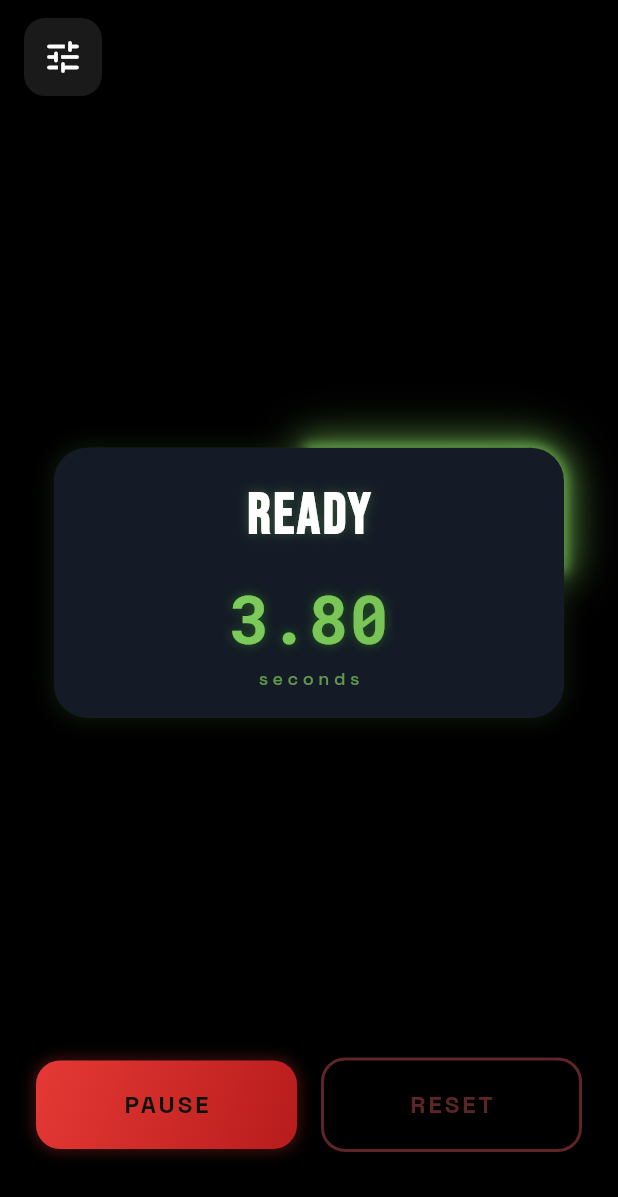
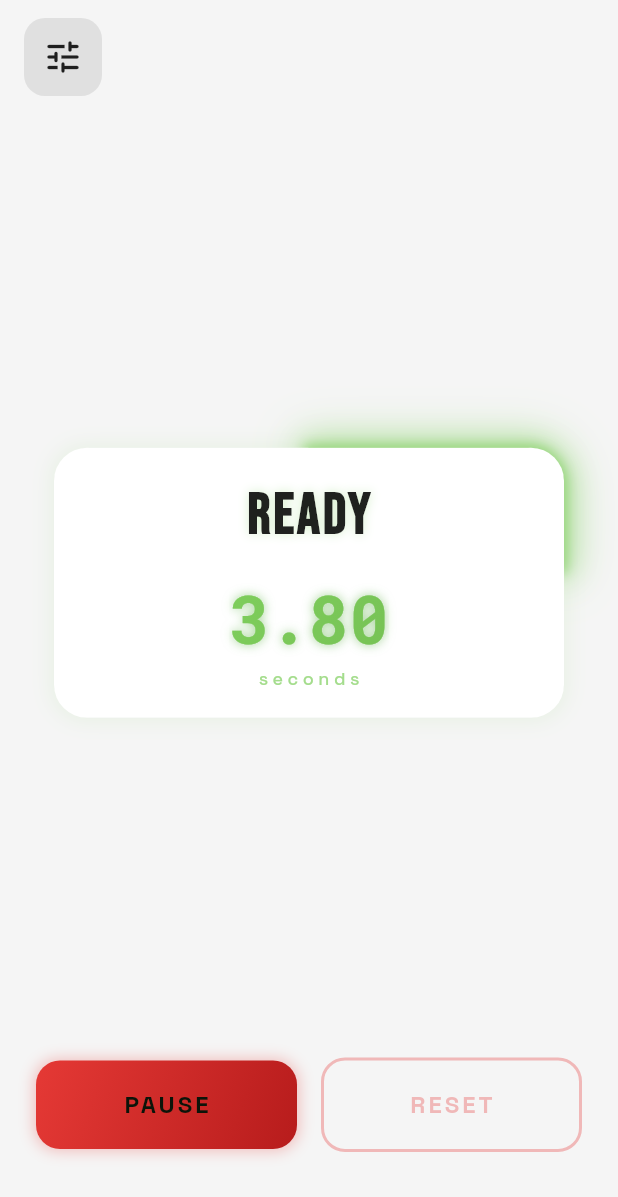
Before and after one commit to Holmes-JP/track_start_call, a Flutter app: the screen it shows after launch, after a tap on "START", on a phone screen of 412 x 824 dp. Shown: the top 1197 px of the screen. Run offline on Flutter 3.47's test engine with Material 3 defaults, Android fonts, the phone set to English and light mode, and no system bars; our stand-ins replace audioplayers, google_fonts, shared_preferences, wakelock_plus.

Commit message:
デーマ　デフォルト　ライトに変更

```diff
--- a/lib/main.dart
+++ b/lib/main.dart
@@ -9,12 +9,12 @@
 import 'package:wakelock_plus/wakelock_plus.dart';
 
 // Global theme notifier
-final themeNotifier = ValueNotifier<bool>(true); // true = dark mode
+final themeNotifier = ValueNotifier<bool>(false); // true = dark mode
 
 void main() async {
   WidgetsFlutterBinding.ensureInitialized();
   final prefs = await SharedPreferences.getInstance();
-  themeNotifier.value = prefs.getBool('dark_mode') ?? true;
+  themeNotifier.value = prefs.getBool('dark_mode') ?? false;
   runApp(const StartCallApp());
 }
 
```
